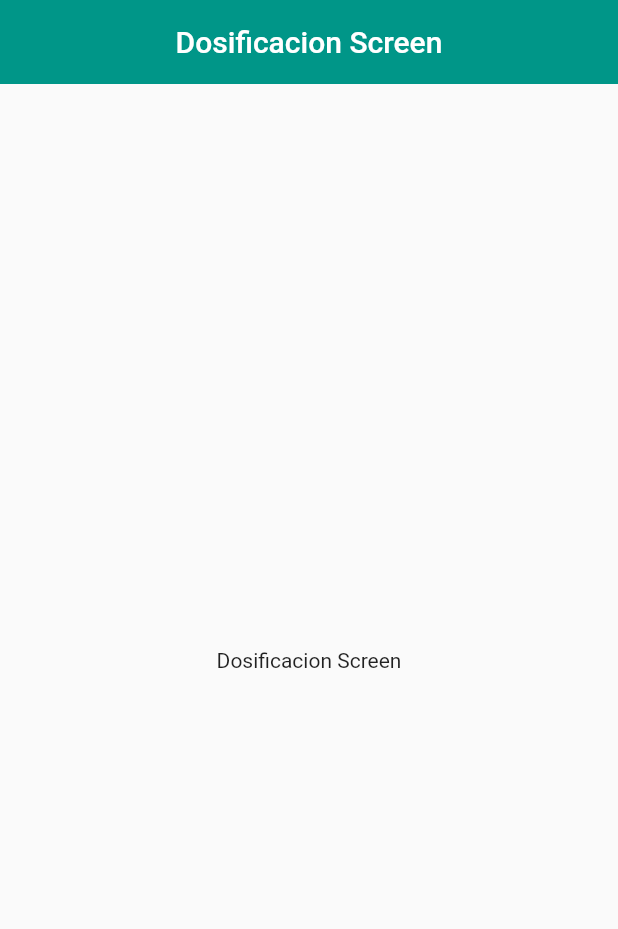
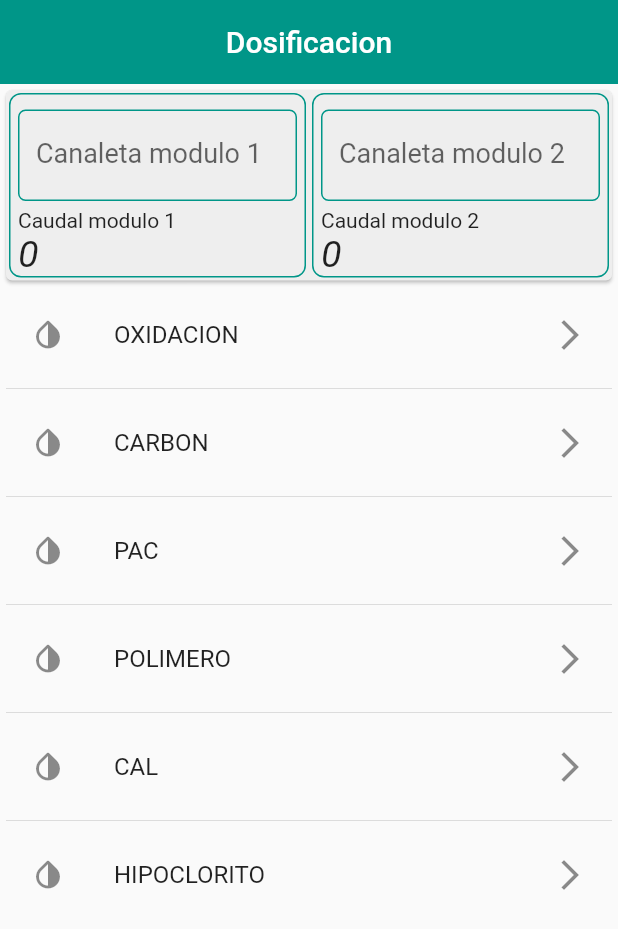
Before and after one commit to hadez2505/dosificacion_getx45, a Flutter app: the screen it shows after launch, on a phone screen of 412 x 824 dp. Shown: the top 929 px of the screen. Run offline on Flutter 3.47's test engine with Material 2 defaults, Android fonts, the phone set to English and light mode, and no system bars; our stand-ins replace get.

Commit message:
Commit Windows

```diff
--- /dev/null
+++ b/dosificacion/lib/app/global_widgets/caudales_card.dart
@@ -0,0 +1,32 @@
+import 'package:flutter/material.dart';
+import 'package:get/get.dart';
+
+import '../core/themes/app_themes.dart';
+
+
+class CaudalesCard extends StatelessWidget {
+  const CaudalesCard({
+    Key? key,
+    required this.titulo,
+    required this.caudal,
+  }) : super(key: key);
+
+  final String titulo;
+  final RxString caudal;
+
+  @override
+  Widget build(BuildContext context) {
+    return Card(
+      child: Container(
+        margin: const EdgeInsets.all(5),
+        padding: const EdgeInsets.all(10),
+        width: double.infinity,
+        decoration: AppTheme.decorationContainer,
+        child: Column(children: [
+          Text(titulo),
+          Obx(()=>Text(caudal.value, style: const TextStyle(fontSize: 25))),
+        ]),
+      ),
+    );
+  }
+}
--- /dev/null
+++ b/dosificacion/lib/app/global_widgets/custom_input_field.dart
@@ -0,0 +1,44 @@
+import 'package:flutter/material.dart';
+
+class CustomInputField extends StatelessWidget {
+  const CustomInputField({
+    Key? key,
+    this.function,
+    this.setFunction,
+    this.label,
+    this.hintText,
+    this.initialValue,
+    this.captura,
+    this.controller,
+  }) : super(key: key);
+
+  final Function? function;
+  final Function? setFunction;
+  final String? label;
+  final String? hintText;
+  final String? initialValue;
+  final String? captura;
+  final TextEditingController? controller;
+
+  @override
+  Widget build(BuildContext context) {
+    return TextFormField(
+      controller: controller,
+      initialValue: initialValue,
+      autofocus: false,
+      decoration: InputDecoration(
+        labelText: label,
+        hintText: hintText,
+      ),
+      style: const TextStyle(fontSize: 18),
+      keyboardType: TextInputType.number,
+      onChanged: (value) {
+        if (setFunction != null && function != null) {
+          setFunction!(value, function);
+        }else if(setFunction != null) {
+          setFunction!(value);
+        }
+      },
+    );
+  }
+}
--- a/dosificacion/lib/app/modules/dosificacion/dosificacion_binding.dart
+++ b/dosificacion/lib/app/modules/dosificacion/dosificacion_binding.dart
@@ -1,11 +1,11 @@
 import 'package:get/get.dart';
 
-import 'package:dosificacion/app/modules/Dosificacion/Dosificacion_controller.dart';
+import 'package:dosificacion/app/modules/dosificacion/dosificacion_controller.dart';
 
 class DosificacionBinding implements Bindings {
 
   @override
   void dependencies() {
-  Get.lazyPut<DosificacionController>(() => DosificacionController());
+  Get.put<DosificacionController>(DosificacionController());
   }
 }
--- a/dosificacion/lib/app/modules/dosificacion/dosificacion_controller.dart
+++ b/dosificacion/lib/app/modules/dosificacion/dosificacion_controller.dart
@@ -1,5 +1,32 @@
+import 'dart:math';
+
 import 'package:get/get.dart';
 
 class DosificacionController extends GetxController {
+  var _caudalModulo1 = '0'.obs;
+  var _caudalModulo2 = '0'.obs;
+  var _caudalTotal = '0'.obs;
 
+  RxString get caudalModulo1 => _caudalModulo1;
+  RxString get caudalModulo2 => _caudalModulo2;
+  RxString get caudalTotal => _caudalTotal;
+
+  void setcaudalModulo1(String caudalModulo1) {
+    _caudalModulo1.value = caudalModulo1 != '' ? caudalModulo1 : '';
+  }
+
+  void setcaudalModulo2(String caudalModulo2) {
+    _caudalModulo2.value = caudalModulo2 != '' ? caudalModulo2 : '';
+  }
+
+  void setcaudalTotal() => _caudalTotal.value =
+      (double.parse(caudalModulo1.value) + double.parse(caudalModulo2.value))
+          .toStringAsFixed(2);
+
+  void setCaudal(String value, Function caudalModulo) {
+    var caudal = value != ''
+        ? (pow(double.parse(value), 1.522) * 690).toStringAsFixed(2)
+        : '';
+    caudalModulo(caudal);
+  }
 }
--- a/dosificacion/lib/app/modules/dosificacion/dosificacion_screen.dart
+++ b/dosificacion/lib/app/modules/dosificacion/dosificacion_screen.dart
@@ -1,17 +1,31 @@
 import 'package:flutter/material.dart';
 import 'package:get/get.dart';
 
+
+import 'local_widgets/altura_canaleta_card.dart';
+import 'package:dosificacion/app/core/utils/controllers.dart';
+import 'package:dosificacion/app/modules/dosificacion/local_widgets/menu_dosificacion.dart';
+
 class DosificacionScreen extends StatelessWidget {
-
   const DosificacionScreen({Key? key}) : super(key: key);
 
   @override
   Widget build(BuildContext context) {
-    return  Scaffold(
-      appBar: AppBar(title: const Center(child: Text('Dosificacion Screen'))),
-      body: const SafeArea(
-        child: Center(child: Text('Dosificacion Screen')),
-      ),
-    );
+    return GetBuilder<DosificacionController>(builder: (_) {
+      final Function function = _.setCaudal;
+      return Scaffold(
+        appBar: AppBar(title: const Center(child: Text('Dosificacion'))),
+        body: SingleChildScrollView(
+          child: Column(
+            children: [
+              AlturaCanaletaCard(function: function,),
+              const Card(
+                child: MenuDosificacion(),
+              )
+            ],
+          ),
+        )
+      );
+    });
   }
 }
--- /dev/null
+++ b/dosificacion/lib/app/modules/dosificacion/local_widgets/altura_canaleta.dart
@@ -0,0 +1,62 @@
+import 'package:flutter/material.dart';
+import 'package:get/get.dart';
+
+import '../../../core/themes/app_themes.dart';
+import '../../../global_widgets/custom_input_field.dart';
+
+
+
+class AlturaCanaleta extends StatelessWidget {
+  const AlturaCanaleta(
+      {Key? key,
+      required this.setCaudal,
+      required this.caudal,
+      required this.modulo,
+      this.function})
+      : super(key: key);
+
+  final Function? function;
+  final Function setCaudal;
+  final RxString caudal;
+  final String modulo;
+
+  @override
+  Widget build(BuildContext context) {
+    return Expanded(
+      child: Container(
+        margin: const EdgeInsets.all(2),
+        decoration: AppTheme.decorationContainer,
+        child: Column(
+          mainAxisSize: MainAxisSize.min,
+          crossAxisAlignment: CrossAxisAlignment.start,
+          children: [
+            Padding(
+              padding:
+                  const EdgeInsets.only(left: 5, right: 5, top: 10, bottom: 5),
+              child: CustomInputField(
+                function: setCaudal,
+                setFunction: function,
+                label: 'Canaleta modulo $modulo',
+                hintText: 'Altura canaleta',
+              ),
+            ),
+            Padding(
+                padding: const EdgeInsets.only(left: 5),
+                child: Text(
+                  'Caudal modulo $modulo',
+                )),
+            Padding(
+                padding: const EdgeInsets.only(left: 5),
+                child: Obx(() {
+                  return Text(
+                    caudal.value,
+                    style: const TextStyle(
+                        fontStyle: FontStyle.italic, fontSize: 25),
+                  );
+                })),
+          ],
+        ),
+      ),
+    );
+  }
+}
--- /dev/null
+++ b/dosificacion/lib/app/modules/dosificacion/local_widgets/altura_canaleta_card.dart
@@ -0,0 +1,41 @@
+import 'package:flutter/material.dart';
+import 'package:get/get.dart';
+
+import 'package:dosificacion/app/core/utils/controllers.dart';
+import 'package:dosificacion/app/modules/dosificacion/local_widgets/altura_canaleta.dart';
+
+class AlturaCanaletaCard extends StatelessWidget {
+  AlturaCanaletaCard({Key? key, this.function}) : super(key: key);
+
+  final Function? function;
+
+  @override
+  Widget build(BuildContext context) {
+    final DosificacionController dosificacionController = Get.find<DosificacionController>();
+    final RxString caudal1 = dosificacionController.caudalModulo1;
+    final RxString caudal2 = dosificacionController.caudalModulo2;
+    final Function setCaudal1 = dosificacionController.setcaudalModulo1;
+    final Function setCaudal2 = dosificacionController.setcaudalModulo2;
+
+
+    return Card(
+      child: Row(
+        children: [
+          AlturaCanaleta(
+            setCaudal: setCaudal1,
+            caudal: caudal1,
+            modulo: '1',
+            function: function,
+          ),
+          AlturaCanaleta(
+            setCaudal: setCaudal2,
+            caudal: caudal2,
+            modulo: '2',
+            function: function,
+          ),
+          // NewWidget2(label: label, hintText: hintText, setCaudal1: setCaudal1, modulo: modulo, caudal1: caudal1),
+        ],
+      ),
+    );
+  }
+}
--- /dev/null
+++ b/dosificacion/lib/app/modules/dosificacion/local_widgets/menu_dosificacion.dart
@@ -0,0 +1,34 @@
+import 'package:flutter/material.dart';
+import 'package:get/route_manager.dart';
+
+import '../../../core/utils/routes.dart';
+
+class MenuDosificacion extends StatelessWidget {
+  const MenuDosificacion({Key? key}) : super(key: key);
+
+  @override
+  Widget build(BuildContext context) {
+    final menuOptionsDosificacion = DosificacionRoute.menuDosificacionOptions;
+
+    return SizedBox(
+      width: double.infinity,
+      height: double.maxFinite,
+      child: ListView.separated(
+        itemCount: menuOptionsDosificacion.length,
+        separatorBuilder: (_, __) => const Divider(),
+        itemBuilder: (context, index) => ListTile(
+          leading: Icon(
+            menuOptionsDosificacion[index].icon,
+          ),
+          title: Text(menuOptionsDosificacion[index].name),
+          trailing: const Icon(
+            Icons.arrow_forward_ios_outlined,
+          ),
+          onTap: () {
+            Get.toNamed(menuOptionsDosificacion[index].route); //mas facil dandole nombre a mis rutas
+          },
+        ),
+      ),
+    );
+  }
+}
--- a/dosificacion/lib/app/routes/dosificacion_route.dart
+++ b/dosificacion/lib/app/routes/dosificacion_route.dart
@@ -9,12 +9,12 @@ class DosificacionRoute {
   static const initialRoute = '/';
 
   static final menuDosificacionOptions = <MenuDosificacionOptionsModel> [
-    MenuDosificacionOptionsModel(route: '/oxidacion',      name: 'OXIDACION', screen: const OxidacionScreen(),      icon: Icons.invert_colors_on_rounded, binding: OxidacionBinding()),
-    MenuDosificacionOptionsModel(route: '/absorcion',      name: 'OXIDACION', screen: const AbsorcionScreen(),      icon: Icons.invert_colors_on_rounded, binding: AbsorcionBinding()),
-    MenuDosificacionOptionsModel(route: '/cuagulacion',    name: 'OXIDACION', screen: const CuagualacionScreen(),   icon: Icons.invert_colors_on_rounded, binding: CuagulacionBinding()),
-    MenuDosificacionOptionsModel(route: '/floculacion',    name: 'OXIDACION', screen: const FloculacionScreen(),    icon: Icons.invert_colors_on_rounded, binding: FloculacionBinding()),
-    MenuDosificacionOptionsModel(route: '/estabilizacion', name: 'OXIDACION', screen: const EstabilizacionScreen(), icon: Icons.invert_colors_on_rounded, binding: EstabilizacionBinding()),
-    MenuDosificacionOptionsModel(route: '/desinfeccion',   name: 'OXIDACION', screen: const DesinfeccionScreen(),   icon: Icons.invert_colors_on_rounded, binding: DesinfeccionBinding()),
+    MenuDosificacionOptionsModel(route: '/oxidacion',      name: 'OXIDACION',   screen: const OxidacionScreen(),      icon: Icons.invert_colors_on_rounded, binding: OxidacionBinding()),
+    MenuDosificacionOptionsModel(route: '/absorcion',      name: 'CARBON',      screen: const AbsorcionScreen(),      icon: Icons.invert_colors_on_rounded, binding: AbsorcionBinding()),
+    MenuDosificacionOptionsModel(route: '/cuagulacion',    name: 'PAC',         screen: const CuagualacionScreen(),   icon: Icons.invert_colors_on_rounded, binding: CuagulacionBinding()),
+    MenuDosificacionOptionsModel(route: '/floculacion',    name: 'POLIMERO',    screen: const FloculacionScreen(),    icon: Icons.invert_colors_on_rounded, binding: FloculacionBinding()),
+    MenuDosificacionOptionsModel(route: '/estabilizacion', name: 'CAL',         screen: const EstabilizacionScreen(), icon: Icons.invert_colors_on_rounded, binding: EstabilizacionBinding()),
+    MenuDosificacionOptionsModel(route: '/desinfeccion',   name: 'HIPOCLORITO', screen: const DesinfeccionScreen(),   icon: Icons.invert_colors_on_rounded, binding: DesinfeccionBinding()),
   ];
 
   static List<GetPage<dynamic>>? getAppRoutesDosificacion(){
```
